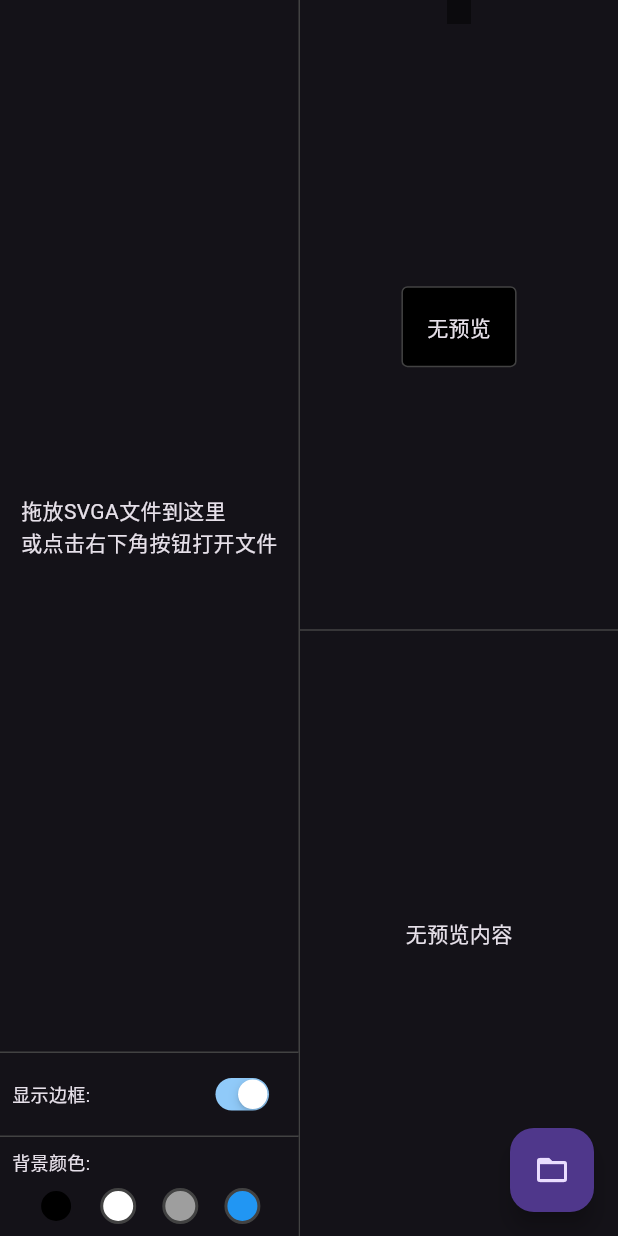
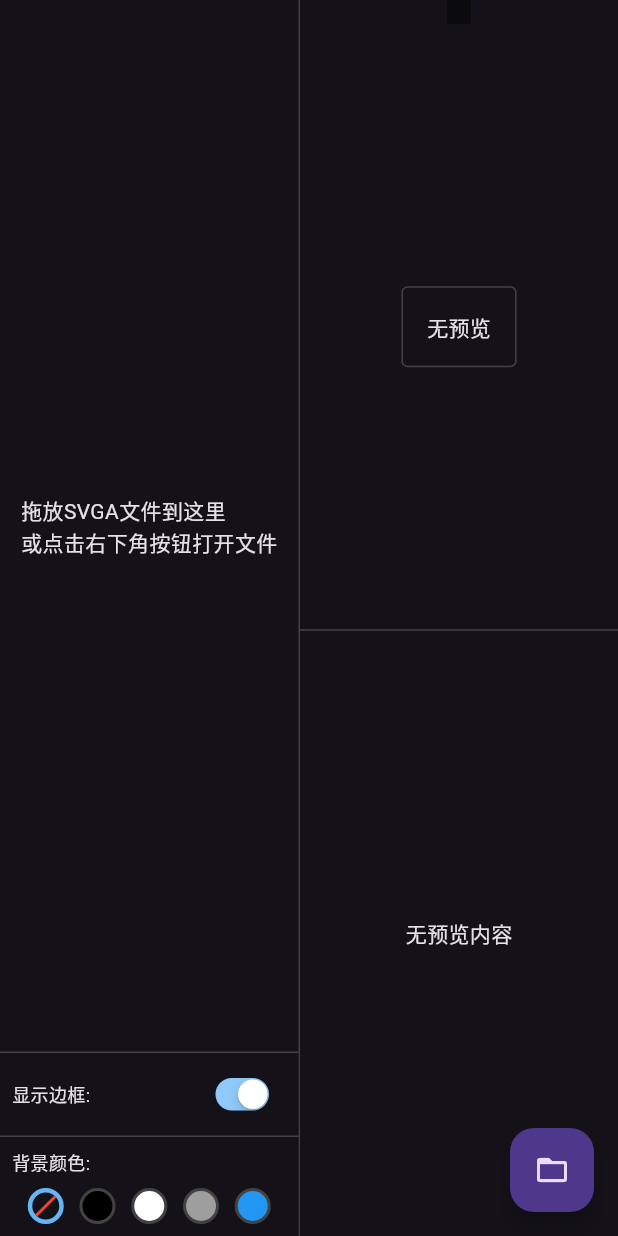
Before and after one commit to kugeceo/wenqu.luhui.net, a Flutter app: the screen it shows after launch, on a phone screen of 412 x 824 dp. Run offline on Flutter 3.47's test engine with Material 3 defaults, Android fonts, the light colour scheme and no system bars; our stand-ins replace file_picker; missing offline and left inert: desktop_drop, svgaplayer_flutter, window_manager.

Commit message:
新增透明背景色，且默认为透明色

```diff
--- a/lib/view_models/svga_view_model.dart
+++ b/lib/view_models/svga_view_model.dart
@@ -19,7 +19,7 @@ class SVGAViewModel extends ChangeNotifier {
   int _totalFrames = 0;
   int _frameWidth = 0;
   int _frameHeight = 0;
-  Color _previewBackgroundColor = Colors.black;
+  Color _previewBackgroundColor = Colors.transparent;
   bool _showBorder = true;  // 添加边框显示状态
 
   List<File> get frames => _frames;
--- a/lib/widgets/frames_list.dart
+++ b/lib/widgets/frames_list.dart
@@ -118,6 +118,11 @@ class FramesList extends StatelessWidget {
                     mainAxisAlignment: MainAxisAlignment.spaceEvenly,
                     children: [
                       _ColorButton(
+                        color: Colors.transparent,
+                        isSelected: viewModel.previewBackgroundColor == Colors.transparent,
+                        onTap: () => viewModel.setPreviewBackgroundColor(Colors.transparent),
+                      ),
+                      _ColorButton(
                         color: Colors.black,
                         isSelected: viewModel.previewBackgroundColor == Colors.black,
                         onTap: () => viewModel.setPreviewBackgroundColor(Colors.black),
@@ -171,10 +176,20 @@ class _ColorButton extends StatelessWidget {
           color: color,
           borderRadius: BorderRadius.circular(12),
           border: Border.all(
-            color: isSelected ? Theme.of(context).primaryColor : Colors.grey.shade800,
-            width: 2,
+            color: isSelected ? Colors.blue.shade300 : Colors.grey.shade800,
+            width: isSelected ? 3 : 2,
           ),
         ),
+        child: color == Colors.transparent ? Center(
+          child: Transform.rotate(
+            angle: -0.785398,
+            child: Container(
+              width: 28,
+              height: 2,
+              color: Colors.red,
+            ),
+          ),
+        ) : null,
       ),
     );
   }
```
